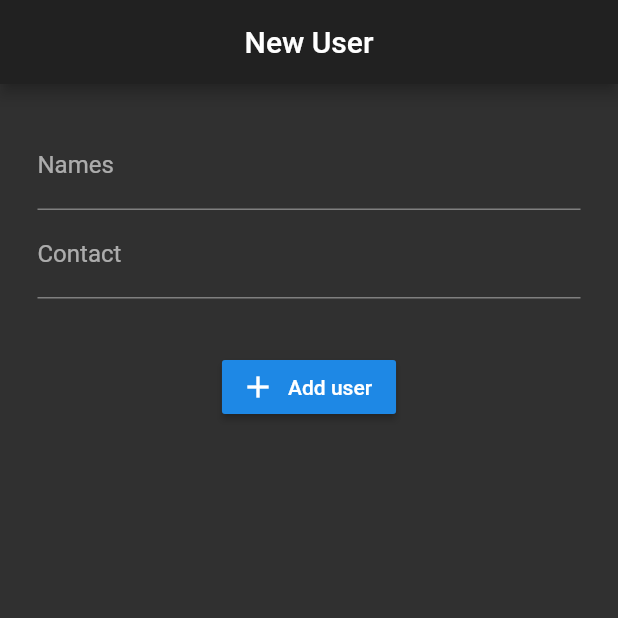
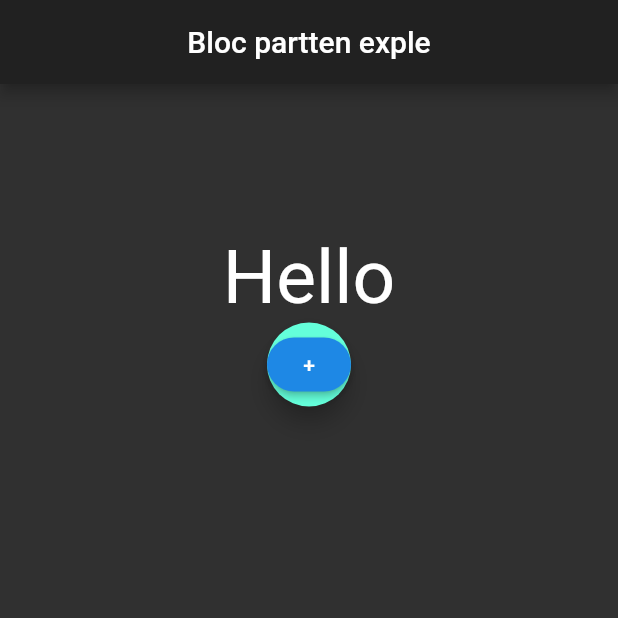
Before and after one commit to conrad96/flutter_test_app, a Flutter app: the screen it shows after launch, on a phone screen of 412 x 824 dp, the top half of it. Run offline on Flutter 3.47's test engine with Material 2 defaults, Android fonts, the phone set to English and light mode, and no system bars; our stand-ins replace firebase_core, firebase_database; accounts and stored records are empty.

Commit message:
simple ui button on screen and text to manipulate bloc partten

```diff
--- /dev/null
+++ b/lib/bloc_test.dart
@@ -0,0 +1,30 @@
+import 'package:flutter/material.dart';
+
+class BlocExample extends StatelessWidget{
+  @override
+  Widget build(BuildContext context) {
+    // TODO: implement build
+    return Scaffold(
+      appBar: AppBar(
+        title: Text("Bloc partten exple"),
+        centerTitle: true,
+      ),
+      body: Center(
+        child: Container(
+      child: Column(
+        children: <Widget>[
+          Padding(child: Text("Hello", style: TextStyle(fontSize: 50.0),),padding: EdgeInsets.only(top: 100.0),),
+          FloatingActionButton(
+            child: RaisedButton(
+              onPressed: (){},
+              child: Text("+"),
+              shape: RoundedRectangleBorder(borderRadius: BorderRadius.circular(20.0)),
+            ),
+          )
+        ],
+      ),
+    ),
+      ),
+    );
+  }
+}
--- a/lib/main.dart
+++ b/lib/main.dart
@@ -1,5 +1,5 @@
 import 'package:flutter/material.dart';
-import 'add_user.dart';
+import 'bloc_test.dart';
 
 void main() => runApp(ChatApp());
 
@@ -8,9 +8,9 @@ class ChatApp extends StatelessWidget{
   Widget build(BuildContext context)
   {
     return MaterialApp(
-      title: 'Chat App Firebase Demo',
+      title: 'Bloc parttern tests',
       color: Colors.redAccent,
-      home: AddUser(),
+      home: BlocExample(),
       theme: ThemeData.dark(),
     );
   }
```
